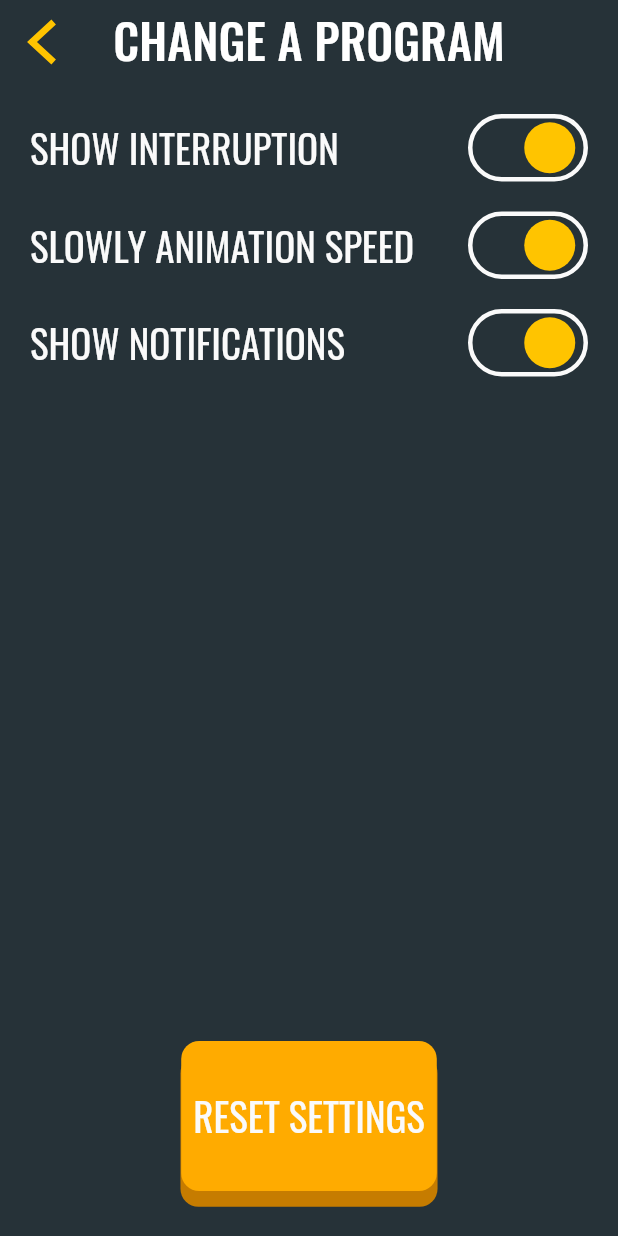
After one commit to WhiteJamer/flutter-home-fitness-app, a Flutter app: the SettingsPage screen opened directly, on a phone screen of 412 x 824 dp. The commit adds this screen. Run offline on Flutter 3.47's test engine with Material 2 defaults, Android fonts, the phone set to English and light mode, and no system bars; drawn by our look-alikes of flutter_switch; our stand-ins replace flutter_svg, flutter_swipe_action_cell, lottie.

Commit message:
Create Settings page

```diff
--- /dev/null
+++ b/lib/enums/settings.enum.dart
@@ -0,0 +1,5 @@
+enum Settings {
+  ShowInterruption,
+  SlowlyAnimations,
+  ShowNotifications
+}
--- a/lib/main.dart
+++ b/lib/main.dart
@@ -1,6 +1,5 @@
-// ignore_for_file: prefer_const_constructors
+import 'package:flutter/material.dart';
 
-import 'package:flutter/material.dart';
 import 'enums/colors.enums.dart';
 import 'screens/home.page.dart';
 
--- /dev/null
+++ b/lib/screens/settings.page.dart
@@ -0,0 +1,118 @@
+import 'package:flutter/material.dart';
+import 'package:myapp/enums/colors.enums.dart';
+import 'package:myapp/enums/settings.enum.dart';
+import 'package:myapp/utils/svg.utils.dart';
+import 'package:myapp/widgets/button.widget.dart';
+import 'package:myapp/widgets/switcher.widget.dart';
+
+class SettingsPage extends StatefulWidget {
+  const SettingsPage({Key? key}) : super(key: key);
+
+  @override
+  State<SettingsPage> createState() => _SettingsPageState();
+}
+
+class _SettingsPageState extends State<SettingsPage> {
+  Map<Settings, dynamic> settings = {
+    Settings.ShowInterruption: true,
+    Settings.SlowlyAnimations: true,
+    Settings.ShowNotifications: true,
+  };
+
+  @override
+  Widget build(BuildContext context) {
+    final size = MediaQuery.of(context).size;
+
+    return Scaffold(
+      backgroundColor: BackgroundColor,
+      appBar: AppBar(
+        elevation: 0,
+        backgroundColor: Colors.transparent,
+        leading: GestureDetector(
+          onTap: () => Navigator.pop(context),
+          child: Padding(
+            padding: const EdgeInsets.symmetric(horizontal: 18.0),
+            child: renderArrowLeftIcon(color: PrimaryColor),
+          ),
+        ),
+        title: Text(
+          "CHANGE A PROGRAM",
+          style: TextStyle(fontSize: 32, height: 1.333),
+        ),
+        centerTitle: true,
+      ),
+      // TODO вывести это в Hight Order Widget
+      body: Stack(
+        children: [
+          Container(
+            padding: EdgeInsets.symmetric(horizontal: 20, vertical: 20),
+            width: double.infinity,
+            height: double.infinity,
+            child: Wrap(
+              spacing: 20,
+              runSpacing: 20,
+              children: [
+                Row(
+                  mainAxisAlignment: MainAxisAlignment.spaceBetween,
+                  children: [
+                    Text("SHOW INTERRUPTION",
+                        style: Theme.of(context).textTheme.bodyText2),
+                    Switcher(
+                      value: settings[Settings.ShowInterruption],
+                      onToggle: (value) {
+                        setState(() {
+                          settings[Settings.ShowInterruption] = value;
+                        });
+                      },
+                    ),
+                  ],
+                ),
+                Row(
+                  mainAxisAlignment: MainAxisAlignment.spaceBetween,
+                  children: [
+                    Text("SLOWLY ANIMATION SPEED"),
+                    Switcher(
+                      value: settings[Settings.SlowlyAnimations],
+                      onToggle: (value) {
+                        setState(() {
+                          settings[Settings.SlowlyAnimations] = value;
+                        });
+                      },
+                    ),
+                  ],
+                ),
+                Row(
+                  mainAxisAlignment: MainAxisAlignment.spaceBetween,
+                  children: [
+                    Text("SHOW NOTIFICATIONS"),
+                    Switcher(
+                      value: settings[Settings.ShowNotifications],
+                      onToggle: (value) {
+                        setState(() {
+                          settings[Settings.ShowNotifications] = value;
+                        });
+                      },
+                    ),
+                  ],
+                ),
+              ],
+            ),
+          ),
+          Positioned(
+            bottom: 20,
+            child: Container(
+              width: size.width,
+              child: Row(
+                mainAxisAlignment: MainAxisAlignment.center,
+                children: [
+                  Button(
+                      text: "RESET SETTINGS", width: size.width - 20, cb: () {})
+                ],
+              ),
+            ),
+          ),
+        ],
+      ),
+    );
+  }
+}
--- /dev/null
+++ b/lib/widgets/switcher.widget.dart
@@ -0,0 +1,35 @@
+import 'package:flutter/material.dart';
+import 'package:flutter/src/foundation/key.dart';
+import 'package:flutter/src/widgets/framework.dart';
+import 'package:flutter_switch/flutter_switch.dart';
+import 'package:myapp/enums/colors.enums.dart';
+
+class Switcher extends StatelessWidget {
+  final bool value;
+  final void Function(bool) onToggle;
+  const Switcher({Key? key, required this.onToggle, required this.value})
+      : super(key: key);
+
+  @override
+  Widget build(BuildContext context) {
+    return FlutterSwitch(
+      width: 80.0,
+      height: 45.0,
+      activeColor: Colors.transparent,
+      inactiveColor: Colors.transparent,
+      switchBorder: Border(
+        top: BorderSide(color: WhiteColor, width: 3),
+        left: BorderSide(color: WhiteColor, width: 3),
+        bottom: BorderSide(color: WhiteColor, width: 3),
+        right: BorderSide(color: WhiteColor, width: 3),
+      ),
+      activeToggleColor: PrimaryColor,
+      inactiveToggleColor: WhiteColor,
+      toggleSize: 40.0,
+      value: value,
+      borderRadius: 50.0,
+      padding: 2.5,
+      onToggle: onToggle,
+    );
+  }
+}
--- a/pubspec.yaml
+++ b/pubspec.yaml
@@ -36,6 +36,10 @@ dependencies:
   cupertino_icons: ^1.0.2
   flutter_svg: ^1.1.4
   lottie: ^1.4.2
+  drag_and_drop_lists: ^0.3.3
+  flutter_reorderable_list: ^1.2.0
+  flutter_swipe_action_cell: ^3.0.4
+  flutter_switch: ^0.3.2
 
 dev_dependencies:
   flutter_test:
```
Also changed, not shown: lib/screens/program.page.dart (added, +254 -0 lines).
